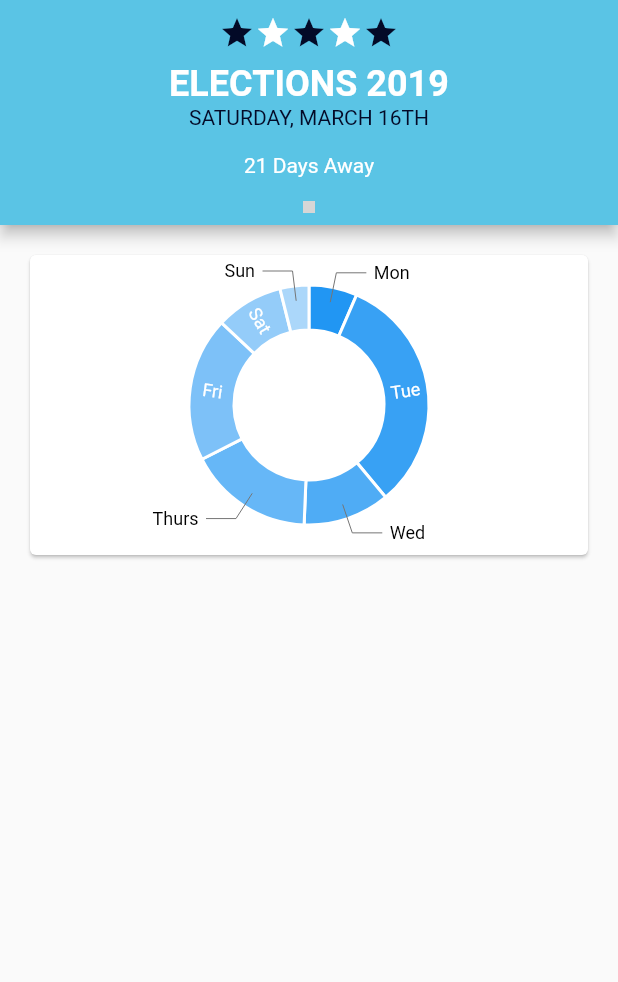
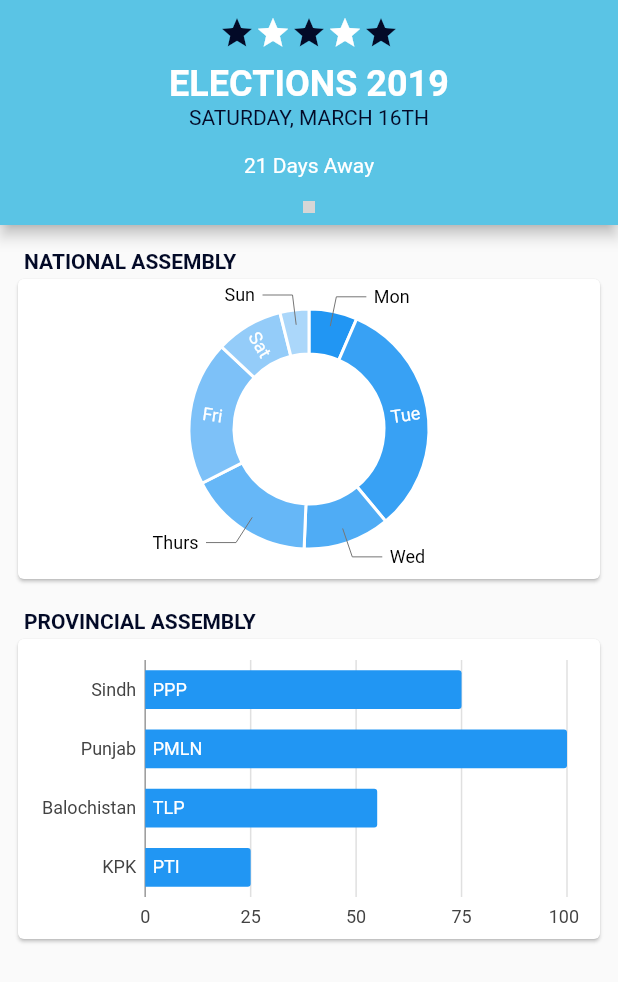
Before and after one commit to sanasz91mdev/voting_app-1, a Flutter app: the screen it shows after launch, swiped to page 2, on a phone screen of 412 x 824 dp. Shown: the top 982 px of the screen. Run offline on Flutter 3.47's test engine with Material 2 defaults, Android fonts, the phone set to English and light mode, and no system bars; our stand-ins replace charts_flutter, cloud_firestore; missing offline and left inert: flutter_page_indicator; accounts and stored records are empty; grey boxes are pictures that could not be loaded.

Commit message:
bar chart for provincial assembly votes

```diff
--- a/lib/main.dart
+++ b/lib/main.dart
@@ -54,7 +54,21 @@
       Track("Sat", 350),
       Track("Sun", 150),
     ];
-
+    final provincial_data = [
+      Provincial('Sindh', 75, 'PPP'),
+      Provincial('Punjab', 100, 'PMLN'),
+      Provincial('Balochistan', 55, 'TLP'),
+      Provincial('KPK', 25, 'PTI'),
+    ];
+    final provincial_series = [
+      charts.Series<Provincial, String>(
+          id: 'provincialChart',
+          colorFn: (_, __) => charts.MaterialPalette.blue.shadeDefault,
+          domainFn: (Provincial winner, _) => winner.province,
+          measureFn: (Provincial winner, _) => winner.votes,
+          data: provincial_data,
+          labelAccessorFn: (Provincial winner, _) => winner.party,),
+    ];
     var series = [
       charts.Series(
           domainFn: (Track track, _) => track.day,
@@ -65,11 +79,21 @@
 
     var pi = (22 / 7);
 
-    var pieChart = charts.PieChart(series,
-        animate: true,
-        defaultRenderer: new charts.ArcRendererConfig(
-            arcWidth: 30,
-            arcRendererDecorators: [new charts.ArcLabelDecorator()]));
+    var barChart = charts.BarChart(
+      provincial_series,
+      animate: true,
+      vertical: false,
+      barRendererDecorator: charts.BarLabelDecorator<String>(),
+    );
+
+    var pieChart = charts.PieChart(
+      series,
+      animate: true,
+      defaultRenderer: charts.ArcRendererConfig(
+        arcWidth: 30,
+        arcRendererDecorators: [charts.ArcLabelDecorator()],
+      ),
+    );
     return Scaffold(
       appBar: AppBar(
         bottom: PreferredSize(
@@ -144,18 +168,47 @@
           //                //
           //                //
           // // // // // // //
-          Column(
-            mainAxisAlignment: MainAxisAlignment.start,
+          ListView(
             children: <Widget>[
               Padding(
-                padding: const EdgeInsets.all(16.0),
+                padding: const EdgeInsets.only(top: 16.0, left: 16.0),
+                child: Text(
+                  'NATIONAL ASSEMBLY',
+                  textAlign: TextAlign.start,
+                  style: TextStyle(
+                      color: Theme.of(context).backgroundColor,
+                      fontWeight: FontWeight.bold),
+                ),
+              ),
+              Padding(
+                padding: const EdgeInsets.symmetric(horizontal: 8.0),
                 child: Card(
                     child: SizedBox(
                   height: 200,
                   child: pieChart,
                 )),
               ),
-              _buildBody(context),
+              Padding(
+                padding: const EdgeInsets.only(top: 16.0, left: 16.0),
+                child: Text(
+                  'PROVINCIAL ASSEMBLY',
+                  textAlign: TextAlign.start,
+                  style: TextStyle(
+                      color: Theme.of(context).backgroundColor,
+                      fontWeight: FontWeight.bold),
+                ),
+              ),
+              Padding(
+                padding: const EdgeInsets.symmetric(horizontal: 8.0),
+                child: Card(
+                    child: SizedBox(
+                  height: 200,
+                  child: Padding(
+                    padding: const EdgeInsets.symmetric(horizontal: 8.0),
+                    child: barChart,
+                  ),
+                )),
+              ),
             ],
           ),
         ],
@@ -212,6 +265,14 @@
   Track(this.day, this.steps);
 }
 
+class Provincial {
+  final String province;
+  final int votes;
+  final String party;
+
+  Provincial(this.province, this.votes, this.party);
+}
+
 class Record {
   final String name;
   final int age;
```
